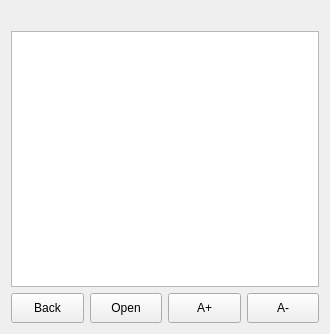
Qt form dlgreader.ui (ic005k/Knot-Legacy) before a commit.
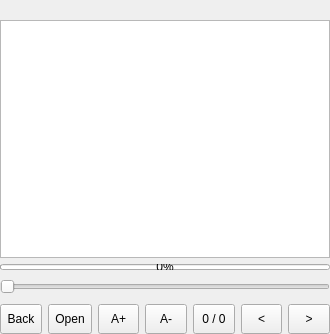
The same form after that commit. Icons and pictures are not drawn.

Patch:
```diff
--- a/dlgreader.ui
+++ b/dlgreader.ui
@@ -13,11 +13,36 @@
   <property name="windowTitle">
    <string>Dialog</string>
   </property>
-  <layout class="QGridLayout" name="gridLayout">
-   <item row="1" column="0">
-    <widget class="QTextBrowser" name="textBrowser"/>
-   </item>
+  <layout class="QGridLayout" name="gridLayout_2">
+   <property name="leftMargin">
+    <number>0</number>
+   </property>
+   <property name="topMargin">
+    <number>0</number>
+   </property>
+   <property name="rightMargin">
+    <number>0</number>
+   </property>
+   <property name="bottomMargin">
+    <number>0</number>
+   </property>
    <item row="2" column="0">
+    <widget class="QProgressBar" name="progressBar">
+     <property name="maximumSize">
+      <size>
+       <width>16777215</width>
+       <height>6</height>
+      </size>
+     </property>
+     <property name="maximum">
+      <number>100</number>
+     </property>
+     <property name="value">
+      <number>0</number>
+     </property>
+    </widget>
+   </item>
+   <item row="4" column="0">
     <layout class="QHBoxLayout" name="horizontalLayout">
      <item>
       <widget class="QToolButton" name="btnBack">
@@ -36,6 +61,16 @@
        <property name="text">
         <string>Back</string>
        </property>
+       <property name="icon">
+        <iconset resource="src.qrc">
+         <normaloff>:/src/back.png</normaloff>:/src/back.png</iconset>
+       </property>
+       <property name="iconSize">
+        <size>
+         <width>25</width>
+         <height>25</height>
+        </size>
+       </property>
       </widget>
      </item>
      <item>
@@ -55,6 +90,16 @@
        <property name="text">
         <string>Open</string>
        </property>
+       <property name="icon">
+        <iconset resource="src.qrc">
+         <normaloff>:/src/open.png</normaloff>:/src/open.png</iconset>
+       </property>
+       <property name="iconSize">
+        <size>
+         <width>25</width>
+         <height>25</height>
+        </size>
+       </property>
       </widget>
      </item>
      <item>
@@ -74,6 +119,16 @@
        <property name="text">
         <string>A+</string>
        </property>
+       <property name="icon">
+        <iconset resource="src.qrc">
+         <normaloff>:/src/a1.png</normaloff>:/src/a1.png</iconset>
+       </property>
+       <property name="iconSize">
+        <size>
+         <width>25</width>
+         <height>25</height>
+        </size>
+       </property>
       </widget>
      </item>
      <item>
@@ -93,6 +148,86 @@
        <property name="text">
         <string>A-</string>
        </property>
+       <property name="icon">
+        <iconset resource="src.qrc">
+         <normaloff>:/src/a2.png</normaloff>:/src/a2.png</iconset>
+       </property>
+       <property name="iconSize">
+        <size>
+         <width>25</width>
+         <height>25</height>
+        </size>
+       </property>
+      </widget>
+     </item>
+     <item>
+      <widget class="QToolButton" name="btnPage">
+       <property name="sizePolicy">
+        <sizepolicy hsizetype="Preferred" vsizetype="Fixed">
+         <horstretch>0</horstretch>
+         <verstretch>0</verstretch>
+        </sizepolicy>
+       </property>
+       <property name="minimumSize">
+        <size>
+         <width>0</width>
+         <height>30</height>
+        </size>
+       </property>
+       <property name="text">
+        <string>0 / 0</string>
+       </property>
+       <property name="icon">
+        <iconset resource="src.qrc">
+         <normaloff>:/src/page.png</normaloff>:/src/page.png</iconset>
+       </property>
+       <property name="iconSize">
+        <size>
+         <width>25</width>
+         <height>25</height>
+        </size>
+       </property>
+       <property name="toolButtonStyle">
+        <enum>Qt::ToolButtonTextBesideIcon</enum>
+       </property>
+      </widget>
+     </item>
+     <item>
+      <widget class="QToolButton" name="btnPageUp">
+       <property name="sizePolicy">
+        <sizepolicy hsizetype="Preferred" vsizetype="Fixed">
+         <horstretch>0</horstretch>
+         <verstretch>0</verstretch>
+        </sizepolicy>
+       </property>
+       <property name="minimumSize">
+        <size>
+         <width>0</width>
+         <height>30</height>
+        </size>
+       </property>
+       <property name="text">
+        <string>&lt;</string>
+       </property>
+      </widget>
+     </item>
+     <item>
+      <widget class="QToolButton" name="btnPageNext">
+       <property name="sizePolicy">
+        <sizepolicy hsizetype="Preferred" vsizetype="Fixed">
+         <horstretch>0</horstretch>
+         <verstretch>0</verstretch>
+        </sizepolicy>
+       </property>
+       <property name="minimumSize">
+        <size>
+         <width>0</width>
+         <height>30</height>
+        </size>
+       </property>
+       <property name="text">
+        <string>&gt;</string>
+       </property>
       </widget>
      </item>
     </layout>
@@ -104,6 +239,101 @@
      </property>
     </widget>
    </item>
+   <item row="1" column="0">
+    <widget class="QTextBrowser" name="textBrowser"/>
+   </item>
+   <item row="3" column="0">
+    <widget class="QFrame" name="frame">
+     <property name="frameShape">
+      <enum>QFrame::NoFrame</enum>
+     </property>
+     <property name="frameShadow">
+      <enum>QFrame::Raised</enum>
+     </property>
+     <layout class="QGridLayout" name="gridLayout">
+      <property name="leftMargin">
+       <number>0</number>
+      </property>
+      <property name="topMargin">
+       <number>0</number>
+      </property>
+      <property name="rightMargin">
+       <number>0</number>
+      </property>
+      <property name="bottomMargin">
+       <number>0</number>
+      </property>
+      <item row="0" column="0">
+       <widget class="QSlider" name="hSlider">
+        <property name="minimumSize">
+         <size>
+          <width>0</width>
+          <height>22</height>
+         </size>
+        </property>
+        <property name="styleSheet">
+         <string notr="true">/*QSlider::groove:horizontal
+ {
+ 	background-color: rgba(50, 54, 63);
+	height: 25px;
+ 	border-radius: 5px;
+	left: 6px; right: 6px;
+}*/
+
+/*QSlider::groove:horizontal
+ {
+ 	
+	height: 25px;
+ 	
+	
+}
+
+QSlider::handle:horizontal 
+{
+
+width:30;
+
+margin: -3px -4px -3px -4px;
+}
+QSlider::handle:horizontal:hover
+{
+
+width:24;
+
+margin: -3px -4px -3px -4px;
+}
+ 
+ 
+/*QSlider::handle:horizontal 
+{
+border-image:url(&quot;:/src/sel.png&quot;);
+width:24;
+
+margin: -3px -4px -3px -4px;
+}
+QSlider::handle:horizontal:hover
+{
+border-image:url(&quot;:/src/sel.png&quot;);
+width:24;
+
+margin: -3px -4px -3px -4px;
+}*/
+ 
+
+/*QSlider::sub-page:horizontal{
+background:  rgba(71, 140, 182);
+}*/
+
+</string>
+        </property>
+        <property name="orientation">
+         <enum>Qt::Horizontal</enum>
+        </property>
+       </widget>
+      </item>
+     </layout>
+    </widget>
+   </item>
   </layout>
  </widget>
  <resources/>
```
Left out of the diff: 4 changed lines with no effect on the pictures.
